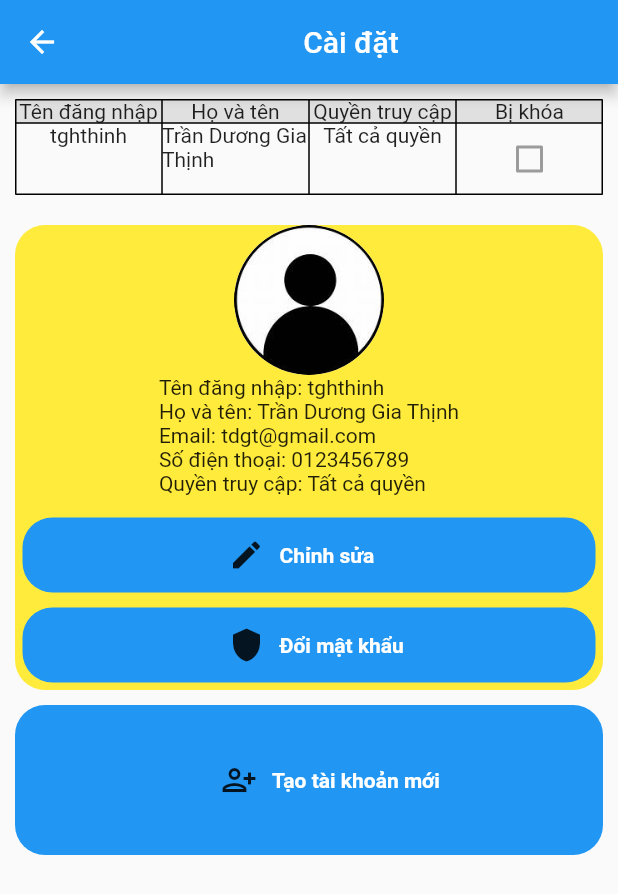
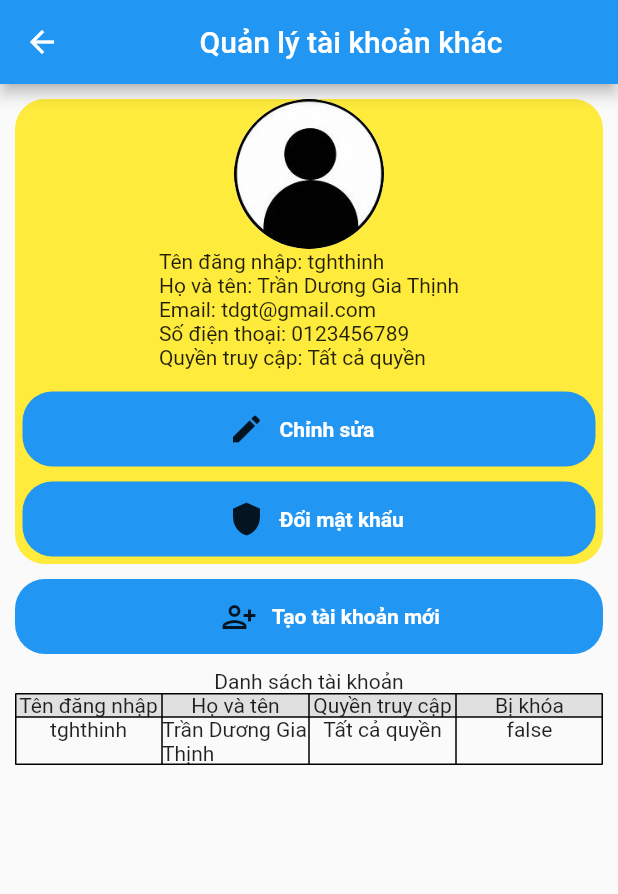
Before and after one commit to TranDuongGiaThinh/ProjectSmartHome, a Flutter app: the SettingScreen widget shown alone on an empty page, opened directly with empty values, after a tap on "Quản lý tài khoản khác", on a phone screen of 412 x 824 dp. Shown: the top 894 px of the screen. Run offline on Flutter 3.47's test engine with Material 2 defaults, Android fonts, the phone set to English and light mode, and no system bars; accounts and stored records are empty.

Commit message:
update function in user

```diff
--- a/lib/model/language.dart
+++ b/lib/model/language.dart
@@ -26,6 +26,7 @@ class Language {
   late String index;
   late String statistical;
   late String scheduling;
+  late String listAccount;
 
   Language(String typeLanguage) {
     if (typeLanguage == "vi") {
@@ -56,6 +57,7 @@ class Language {
       index = "Trang chủ";
       statistical = "Thống kê";
       scheduling = "Lên lịch";
+      listAccount = "Danh sách tài khoản";
     } else {
       setting = "Setting";
       userName = "User name";
@@ -84,6 +86,7 @@ class Language {
       index = "Index";
       statistical = "Statistical";
       scheduling = "Scheduling";
+      listAccount = "List account";
     }
   }
 }
--- a/lib/model/user.dart
+++ b/lib/model/user.dart
@@ -41,7 +41,23 @@ class User {
     return User();
   }
 
-  String getStringPermission() {
+  bool getPermissionLivingRoom(){
+    return permissions[Constants.livingRoom];
+  }
+
+  bool getPermissionKitchen(){
+    return permissions[Constants.kitchen];
+  }
+
+  bool getPermissionBedRoom(){
+    return permissions[Constants.bedRoom];
+  }
+
+  bool getPermissionToilet(){
+    return permissions[Constants.toilet];
+  }
+
+  String getStringPermission(User user) {
     bool isFirst = true;
     bool isFullPermission = true;
     String strPermission = "";
@@ -65,6 +81,10 @@ class User {
     return strPermission;
   }
 
-  void blockUser() {}
-  void unblockUser() {}
+  bool blockUser() {return false;}
+  bool unblockUser() {return false;}
+
+  static bool addUser(User user) {return false;}
+  static bool editUser(User user) {return false;}
+  static bool deleteUser(User user) {return false;}
 }
--- a/lib/presenter/setting_presenter.dart
+++ b/lib/presenter/setting_presenter.dart
@@ -6,4 +6,8 @@ class SettingPresenter {
   static changeLanguage(){
     setting.changeLanguage();
   }
+
+  static changeThemeMode(){
+    setting.themeModeLight = !setting.themeModeLight;
+  }
 }
--- a/lib/view/accounts_management_screen.dart
+++ b/lib/view/accounts_management_screen.dart
@@ -1,4 +1,5 @@
 import 'package:flutter/material.dart';
+import 'package:smart_home/model/language.dart';
 import 'package:smart_home/presenter/language_presenter.dart';
 import 'package:smart_home/presenter/user_presenter.dart';
 import 'package:smart_home/view/custom_button.dart';
@@ -26,20 +27,20 @@ class _AccountsManagementScreenState extends State<AccountsManagementScreen> {
   @override
   Widget build(BuildContext context) {
     return Scaffold(
-      appBar: AppBar(title: Center(child: Text(LanguagePresenter.language.setting))),
+      appBar: AppBar(title: Center(child: Text(LanguagePresenter.language.accountsManagement))),
       body: ListView(
         children: [
-          buildListUser(),
           if (userSelected != null) widget.buildInfoUser(false, userSelected!),
           Padding(
               padding: const EdgeInsets.only(left: 10, right: 10),
               child: CustomButton(
                 context: context,
                 action: (){addNewUser();},
-                height: 100,
+                height: 50,
                 content: LanguagePresenter.language.addNewUser,
                 icon: Icons.person_add_alt,
-              ))
+              )),
+          buildListUser(),
         ],
       ),
     );
@@ -48,7 +49,10 @@ class _AccountsManagementScreenState extends State<AccountsManagementScreen> {
   Widget buildListUser() {
     return Padding(
         padding: const EdgeInsets.all(10),
-        child: Table(
+        child: Column(
+          children: [
+            Center(child: Text(LanguagePresenter.language.listAccount),),
+            Table(
               border: TableBorder.all(),
               children: [
                 TableRow(
@@ -80,22 +84,27 @@ class _AccountsManagementScreenState extends State<AccountsManagementScreen> {
                           updateUserSelected(users[i]);
                         },
                         child: Center(child: Text(users[i].userName)),
+                      )),TableCell(
+                          child: InkWell(
+                        onTap: () {
+                          updateUserSelected(users[i]);
+                        },
+                        child: Center(child: Text(users[i].fullName)),
+                      )),TableCell(
+                          child: InkWell(
+                        onTap: () {
+                          updateUserSelected(users[i]);
+                        },
+                        child: Center(child: Text(UserPresenter.getStringPermission(users[i]))),
+                      )),TableCell(
+                          child: InkWell(
+                        onTap: () {
+                          updateUserSelected(users[i]);
+                        },
+                        child: Center(child: Text(users[i].blocked.toString())),
                       )),
-                  TableCell(
-                    child: Center(child: Text(users[i].fullName)),
+                    ],
                   ),
-                  TableCell(
-                    child: Center(
-                        child: Text(
-                            users[i].getStringPermission())),
-                  ),
-                  TableCell(
-                      child: Center(
-                    child: Checkbox(
-                      value: users[i].blocked,
-                      onChanged: null,
-                    ),
-                  )),
               ],
             ),
           ],
--- a/lib/view/setting_screen.dart
+++ b/lib/view/setting_screen.dart
@@ -56,7 +56,7 @@ class _SettingScreenState extends State<SettingScreen> {
                       ],
                     ),
                     buildTextUser(user),
-                    builActionOnUser(user.id)
+                    builActionOnUser(user)
                   ]),
             )));
   }
@@ -90,12 +90,12 @@ class _SettingScreenState extends State<SettingScreen> {
         Text("${LanguagePresenter.language.fullName}: ${user.fullName}"),
         Text("${LanguagePresenter.language.email}: ${user.email}"),
         Text("${LanguagePresenter.language.phoneNumber}: ${user.phoneNumber}"),
-        Text("${LanguagePresenter.language.permission}: ${user.getStringPermission()}"),
+        Text("${LanguagePresenter.language.permission}: ${UserPresenter.getStringPermission(user)}"),
       ],
     );
   }
 
-  Widget builActionOnUser(int idUser) {
+  Widget builActionOnUser(User user) {
     return Padding(
         padding: const EdgeInsets.all(5),
         child: Column(
@@ -111,7 +111,7 @@ class _SettingScreenState extends State<SettingScreen> {
                 icon: Icons.shield,
                 content: LanguagePresenter.language.changePassword,
                 action: changePassword),
-            if (UserPresenter.user.ishost && UserPresenter.user.id != idUser)
+            if (UserPresenter.user.ishost && UserPresenter.user.id != user.id)
               Column(
                 children: [
                   CustomButton(
@@ -121,7 +121,7 @@ class _SettingScreenState extends State<SettingScreen> {
                         ? LanguagePresenter.language.unBlockUser
                         : LanguagePresenter.language.blockUser,
                     action: () {
-                      blockOrUnblockUser(idUser);
+                      blockOrUnblockUser(user);
                     },
                   ),
                   CustomButton(
@@ -129,7 +129,7 @@ class _SettingScreenState extends State<SettingScreen> {
                       icon: Icons.delete,
                       content: LanguagePresenter.language.deleteUser,
                       action: () {
-                        deleteUser(-1);
+                        deleteUser(user);
                       }),
                 ],
               )
@@ -184,7 +184,7 @@ class _SettingScreenState extends State<SettingScreen> {
   }
 
   void changeThemeMode() {
-    SettingPresenter.setting.changeThemeMode();
+    SettingPresenter.changeThemeMode();
     widget.reloadThemeMode();
     setState(() {});
   }
@@ -194,6 +194,10 @@ class _SettingScreenState extends State<SettingScreen> {
     setState(() {});
   }
 
-  void blockOrUnblockUser(int idUser) {}
-  void deleteUser(int idUser) {}
+  void blockOrUnblockUser(User user) {
+    UserPresenter.blockOrUnblockUser(user);
+  }
+  void deleteUser(User user) {
+    UserPresenter.deleteUser(user);
+  }
 }
```
Also changed, not shown: lib/presenter/user_presenter.dart (+25 -5 lines). Lines whose indentation alone changed are shown as unchanged.
